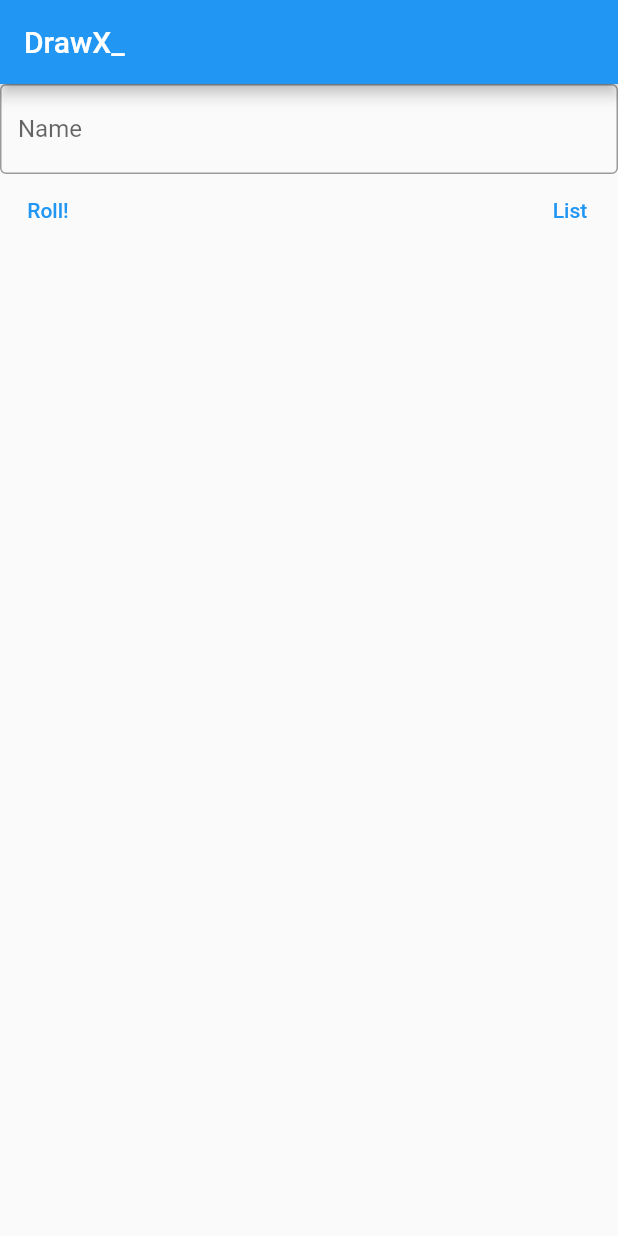
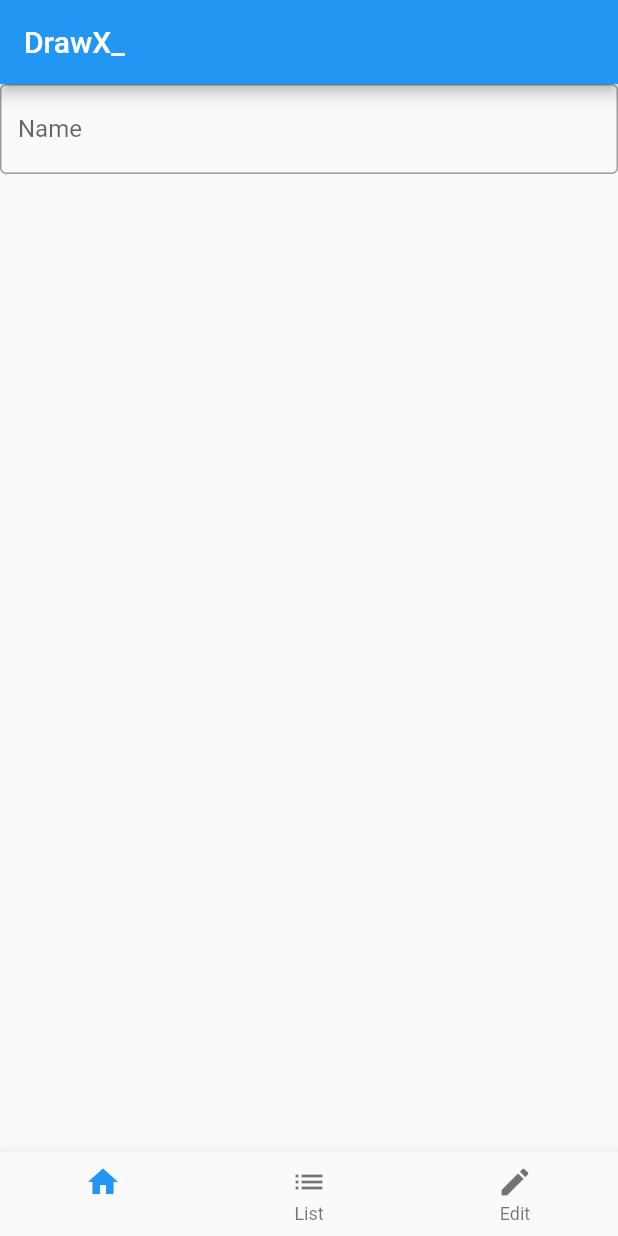
Before and after one commit to h11mech017/drawx, a Flutter app: the screen it shows after launch, on a phone screen of 412 x 824 dp. Run offline on Flutter 3.47's test engine with Material 2 defaults, Android fonts, the light colour scheme and no system bars; our stand-ins replace fl_chart.

Commit message:
Changed Button to BottomNavigationBar

```diff
--- a/lib/pages/Home_Pages.dart
+++ b/lib/pages/Home_Pages.dart
@@ -15,6 +15,7 @@ class _HomePagesState extends State<HomePages> {
   Widget build(BuildContext context) {
     return MaterialApp(
       title: "DrawX_",
+      debugShowCheckedModeBanner: false,
       home: Scaffold(
         appBar: AppBar(title: const Text("DrawX_"),),
         body: Center(
@@ -22,10 +23,17 @@ class _HomePagesState extends State<HomePages> {
             children: const [
               DrawLiveWidget(),
               // or put Buttons in bottom.
-
-              Spacer()
             ],
           ),
+        ),
+        bottomNavigationBar: BottomNavigationBar(
+          elevation: 10,
+          showSelectedLabels: false,
+          items: const [
+            BottomNavigationBarItem(icon: Icon(Icons.home), label: "Home"),
+            BottomNavigationBarItem(icon: Icon(Icons.list), label: "List"),
+            BottomNavigationBarItem(icon: Icon(Icons.edit), label: "Edit")
+          ],
         ),
       ),
     );
@@ -110,19 +118,6 @@ class _DrawLiveWidgetState extends State<DrawLiveWidget> {
             ),
           ),
         ),
-        Row(
-          children: [
-            TextButton(
-              onPressed: () {  },
-              child: const Text('Roll!'),
-            ),
-            const Spacer(),
-            TextButton(
-              onPressed: () {  },
-              child: const Text('List'),
-            ),
-          ],
-        ),
       ],
     );
   }
```
